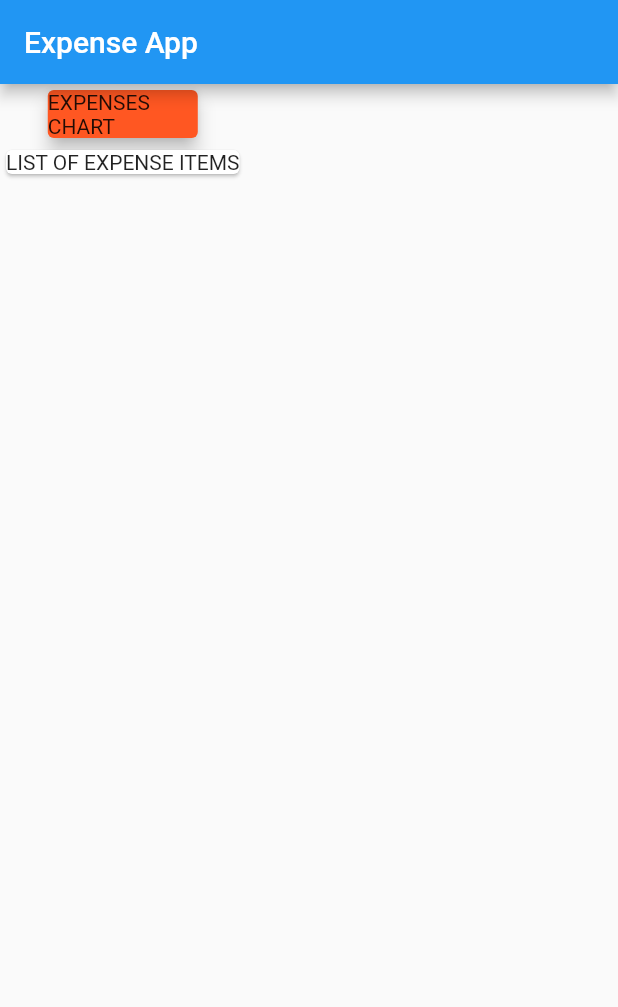
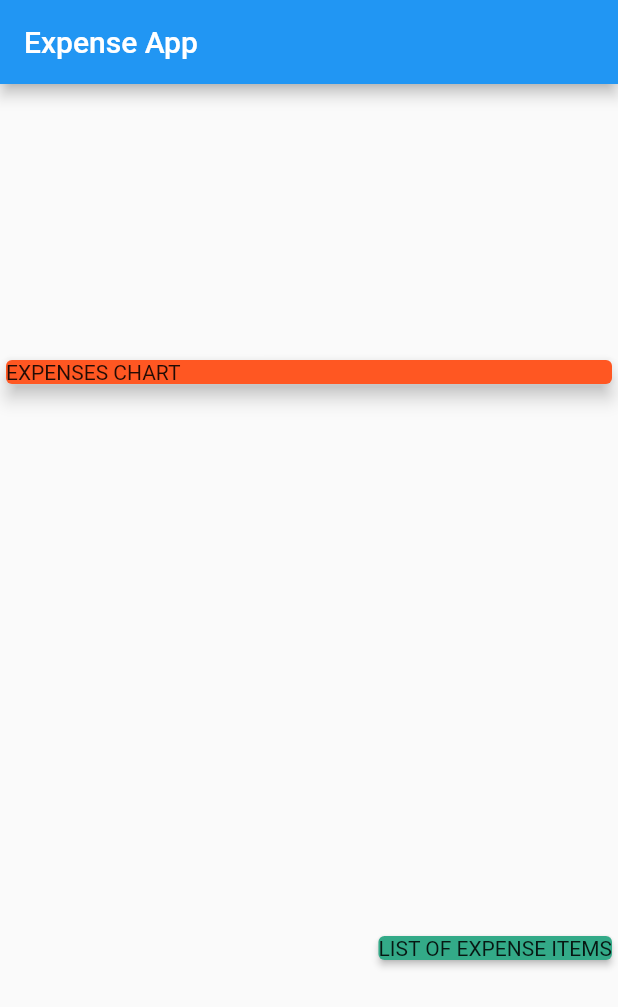
Before and after one commit to tr-stan/flutter_expense_app, a Flutter app: the screen it shows after launch, on a phone screen of 412 x 824 dp. Shown: the top 1007 px of the screen. Run offline on Flutter 3.47's test engine with Material 2 defaults, Android fonts, the phone set to English and light mode, and no system bars.

Commit message:
creates transaction class & adds simple sample list

```diff
--- a/lib/main.dart
+++ b/lib/main.dart
@@ -1,4 +1,6 @@
 import 'package:flutter/material.dart';
+
+import './transaction.dart';
 
 void main() => runApp(MyApp());
 
@@ -14,6 +16,20 @@ class MyApp extends StatelessWidget {
 }
 
 class MyHomePage extends StatelessWidget {
+  final List<Transaction> transactions = [
+    Transaction(
+      id: 't1',
+      title: 'Nike Running Shoes',
+      amount: 54.99,
+      date: DateTime.now(),
+    ),
+    Transaction(
+      id: 't2',
+      title: 'Central Market Hazelnut Chocolate',
+      amount: 2.50,
+      date: DateTime.now(),
+    ),
+  ];
   @override
   Widget build(BuildContext context) {
     return Scaffold(
@@ -21,17 +37,23 @@ class MyHomePage extends StatelessWidget {
         title: Text('Expense App'),
       ),
       body: Column(
+        mainAxisAlignment: MainAxisAlignment.spaceAround,
+        crossAxisAlignment: CrossAxisAlignment.end,
         children: <Widget>[
-          Card(
-            color: Colors.deepOrange,
-            child: Container(
-              width: 100,
+          Container(
+            width: double.infinity,
+            child: Card(
+              color: Colors.deepOrange,
+              elevation: 5,
               child: Text('EXPENSES CHART'),
             ),
-            elevation: 5,
           ),
-          Card(
-            child: Text('LIST OF EXPENSE ITEMS'),
+          Container(
+            child: Card(
+              color: Color(0xFF33AA88),
+              elevation: 2,
+              child: Text('LIST OF EXPENSE ITEMS'),
+            ),
           )
         ],
       ),
--- /dev/null
+++ b/lib/transaction.dart
@@ -0,0 +1,18 @@
+// this class serves merely as a blueprint for data
+// and will not be used as a widget, so it does not extend
+// stateless or stateful widgets
+import 'package:flutter/foundation.dart';
+
+class Transaction {
+  final String id;
+  final String title;
+  final double amount;
+  final DateTime date;
+
+  Transaction({
+    @required this.id,
+    @required this.title,
+    @required this.amount,
+    @required this.date,
+  });
+}
```
